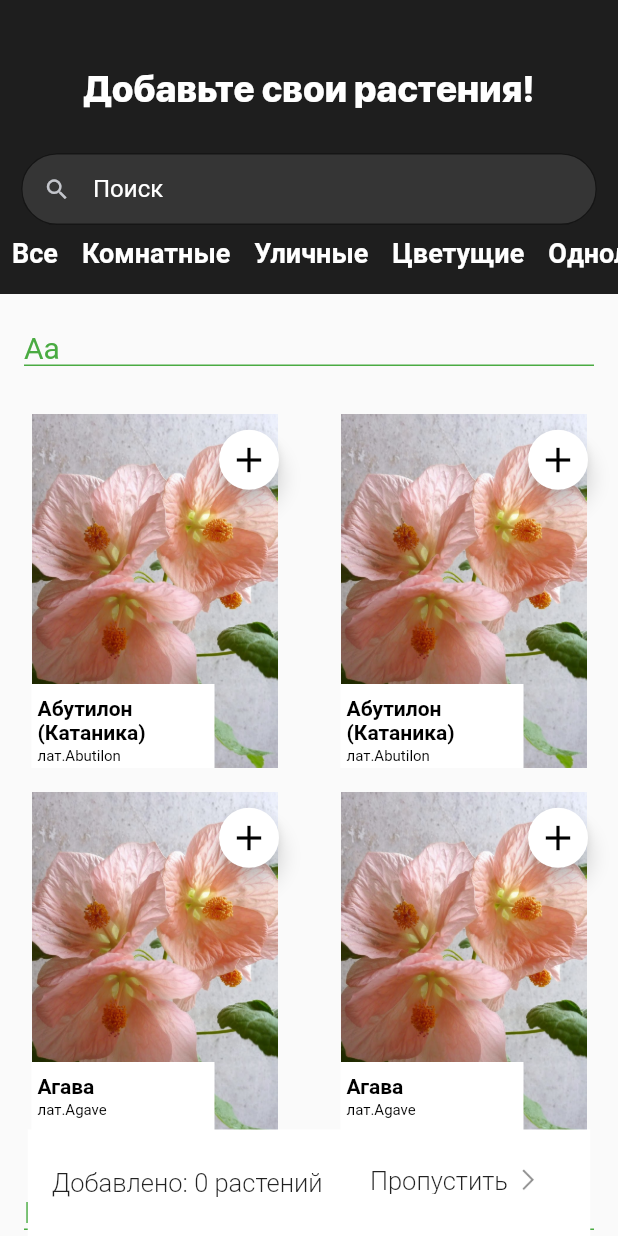
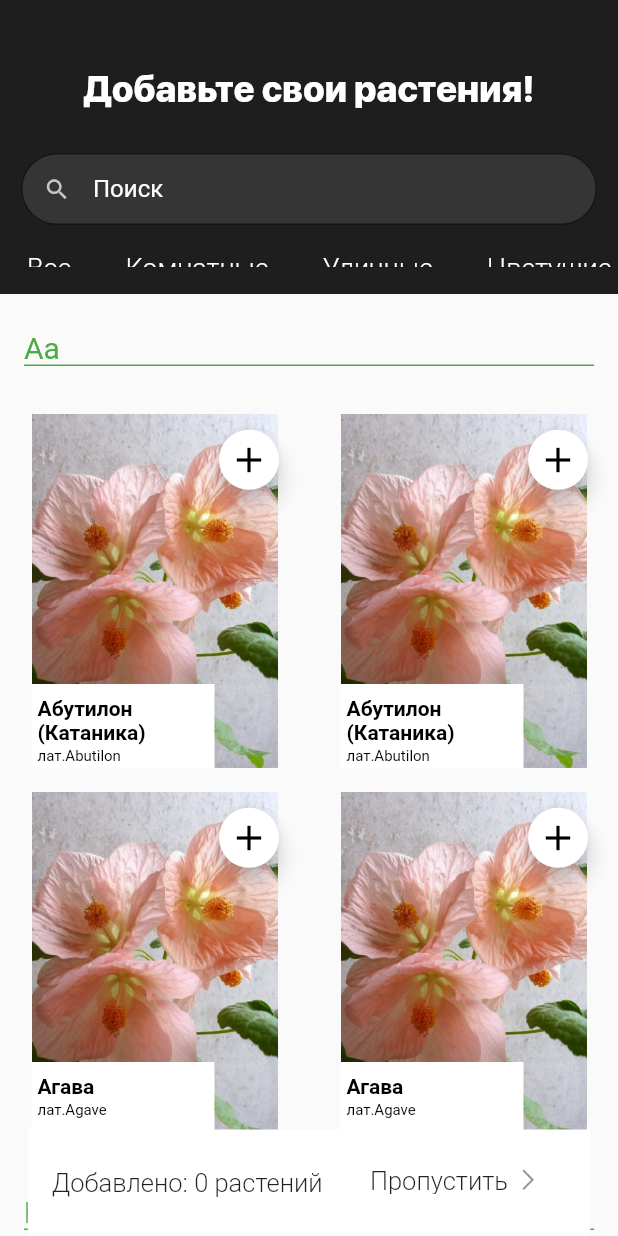
Before and after one commit to uluhulu/Geek-Plants, a Flutter app: the SearchingScreen screen opened directly, on a phone screen of 412 x 824 dp. Run offline on Flutter 3.47's test engine with Material 2 defaults, Android fonts, the phone set to English and light mode, and no system bars; Roboto replaces fonts that are missing (Brutal).

Commit message:
Создала отдельные классы для виджетов, полностью сверстала экран поиска растений

```diff
--- a/lib/screens/widgets/filter_list.dart
+++ b/lib/screens/widgets/filter_list.dart
@@ -15,13 +15,13 @@ class FilterList extends StatelessWidget {
         children: [
           for (var category in categories)
             Padding(
-              padding: const EdgeInsets.all(8.0),
+              padding: const EdgeInsets.all(18.0),
               child: Text(
                 category,
                 style: TextStyle(
                   color: Colors.white,
                   fontSize: 18,
-                  fontWeight: FontWeight.w700,
+                  fontWeight: FontWeight.w300,
                 ),
               ),
             ),
```
